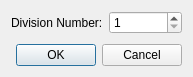
Above: libs/gridcreatingcondition/laplace/gridcreatingconditionlaplacedivisionsettingdialog.ui from i-RIC/prepost-gui before the change. Below: the same form after it.
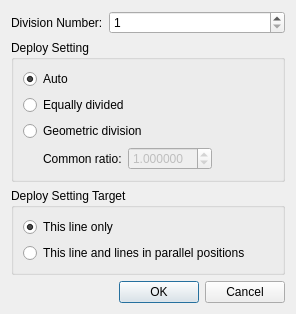
That is the form after the change. Icons and pictures are not drawn. Custom widgets are drawn as their Qt base class.

```diff
--- a/libs/gridcreatingcondition/laplace/gridcreatingconditionlaplacedivisionsettingdialog.ui
+++ b/libs/gridcreatingcondition/laplace/gridcreatingconditionlaplacedivisionsettingdialog.ui
@@ -6,14 +6,14 @@
    <rect>
     <x>0</x>
     <y>0</y>
-    <width>193</width>
-    <height>77</height>
+    <width>296</width>
+    <height>283</height>
    </rect>
   </property>
   <property name="windowTitle">
    <string>Division Number Setting</string>
   </property>
-  <layout class="QVBoxLayout" name="verticalLayout">
+  <layout class="QVBoxLayout" name="verticalLayout_3">
    <item>
     <layout class="QHBoxLayout" name="horizontalLayout" stretch="0,1">
      <item>
@@ -35,6 +35,160 @@
      </item>
     </layout>
    </item>
+   <item>
+    <widget class="QGroupBox" name="deploySettingGroupBox">
+     <property name="title">
+      <string>Deploy Setting</string>
+     </property>
+     <layout class="QVBoxLayout" name="verticalLayout">
+      <item>
+       <widget class="QRadioButton" name="autoRadioButton">
+        <property name="text">
+         <string>Auto</string>
+        </property>
+        <property name="checked">
+         <bool>true</bool>
+        </property>
+       </widget>
+      </item>
+      <item>
+       <widget class="QRadioButton" name="equalRadioButton">
+        <property name="text">
+         <string>Equally divided</string>
+        </property>
+        <property name="checked">
+         <bool>false</bool>
+        </property>
+       </widget>
+      </item>
+      <item>
+       <widget class="QRadioButton" name="geometricRadioButton">
+        <property name="text">
+         <string>Geometric division</string>
+        </property>
+       </widget>
+      </item>
+      <item>
+       <layout class="QHBoxLayout" name="horizontalLayout_2">
+        <item>
+         <spacer name="horizontalSpacer">
+          <property name="orientation">
+           <enum>Qt::Horizontal</enum>
+          </property>
+          <property name="sizeType">
+           <enum>QSizePolicy::Fixed</enum>
+          </property>
+          <property name="sizeHint" stdset="0">
+           <size>
+            <width>20</width>
+            <height>20</height>
+           </size>
+          </property>
+         </spacer>
+        </item>
+        <item>
+         <widget class="QLabel" name="commonRatioLabel">
+          <property name="text">
+           <string>Common ratio:</string>
+          </property>
+         </widget>
+        </item>
+        <item>
+         <widget class="QDoubleSpinBox" name="commonRatioSpinBox">
+          <property name="enabled">
+           <bool>false</bool>
+          </property>
+          <property name="decimals">
+           <number>6</number>
+          </property>
+          <property name="minimum">
+           <double>0.000001000000000</double>
+          </property>
+          <property name="maximum">
+           <double>99.999999000000003</double>
+          </property>
+          <property name="value">
+           <double>1.000000000000000</double>
+          </property>
+         </widget>
+        </item>
+        <item>
+         <spacer name="horizontalSpacer_2">
+          <property name="orientation">
+           <enum>Qt::Horizontal</enum>
+          </property>
+          <property name="sizeHint" stdset="0">
+           <size>
+            <width>40</width>
+            <height>20</height>
+           </size>
+          </property>
+         </spacer>
+        </item>
+       </layout>
+      </item>
+     </layout>
+    </widget>
+   </item>
+   <item>
+    <widget class="QGroupBox" name="deploySettingTargetGroupBox">
+     <property name="title">
+      <string>Deploy Setting Target</string>
+     </property>
+     <layout class="QVBoxLayout" name="verticalLayout_2">
+      <item>
+       <widget class="QRadioButton" name="thisOnlyRadioButton">
+        <property name="text">
+         <string>This line only</string>
+        </property>
+        <property name="checked">
+         <bool>true</bool>
+        </property>
+       </widget>
+      </item>
+      <item>
+       <layout class="QHBoxLayout" name="horizontalLayout_3">
+        <item>
+         <widget class="QRadioButton" name="thisAndParallelRadioButton">
+          <property name="text">
+           <string>This line and lines in parallel positions</string>
+          </property>
+          <property name="checked">
+           <bool>false</bool>
+          </property>
+         </widget>
+        </item>
+        <item>
+         <widget class="TooltipLabel" name="thisAndParallelHelpLabel">
+          <property name="toolTip">
+           <string>&lt;html&gt;&lt;head/&gt;&lt;body&gt;&lt;p&gt;The deploy setting is applied to all lines in parallel positions.&lt;/p&gt;&lt;/body&gt;&lt;/html&gt;</string>
+          </property>
+          <property name="text">
+           <string/>
+          </property>
+          <property name="pixmap">
+           <pixmap resource="../../guibase/guibase.qrc">:/libs/guibase/images/iconQuestion.png</pixmap>
+          </property>
+         </widget>
+        </item>
+        <item>
+         <spacer name="horizontalSpacer_3">
+          <property name="orientation">
+           <enum>Qt::Horizontal</enum>
+          </property>
+          <property name="sizeHint" stdset="0">
+           <size>
+            <width>40</width>
+            <height>20</height>
+           </size>
+          </property>
+         </spacer>
+        </item>
+       </layout>
+      </item>
+     </layout>
+    </widget>
+   </item>
    <item>
     <spacer name="verticalSpacer">
      <property name="orientation">
@@ -60,7 +214,16 @@
    </item>
   </layout>
  </widget>
- <resources/>
+ <customwidgets>
+  <customwidget>
+   <class>TooltipLabel</class>
+   <extends>QLabel</extends>
+   <header>guibase/tooltiplabel.h</header>
+  </customwidget>
+ </customwidgets>
+ <resources>
+  <include location="../../guibase/guibase.qrc"/>
+ </resources>
  <connections>
   <connection>
    <sender>buttonBox</sender>
```
Left out of the diff: 26 changed lines with no effect on the pictures.
